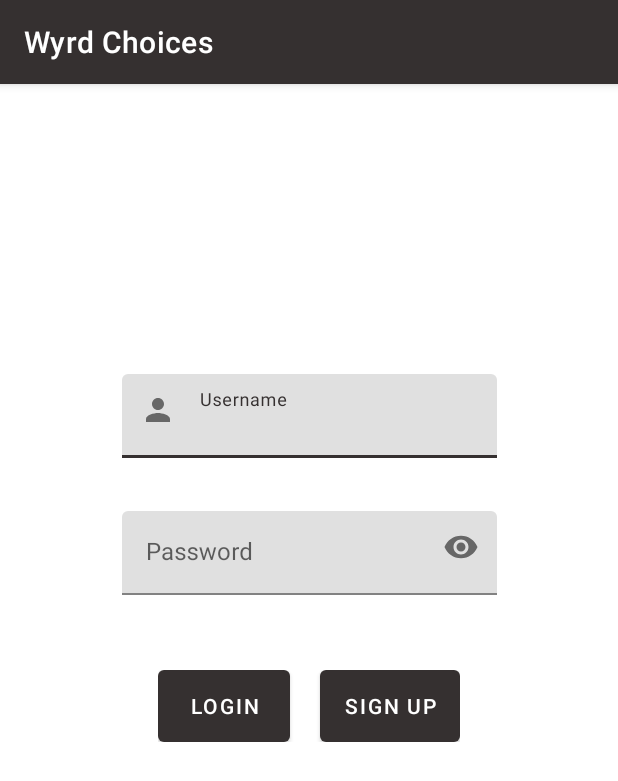
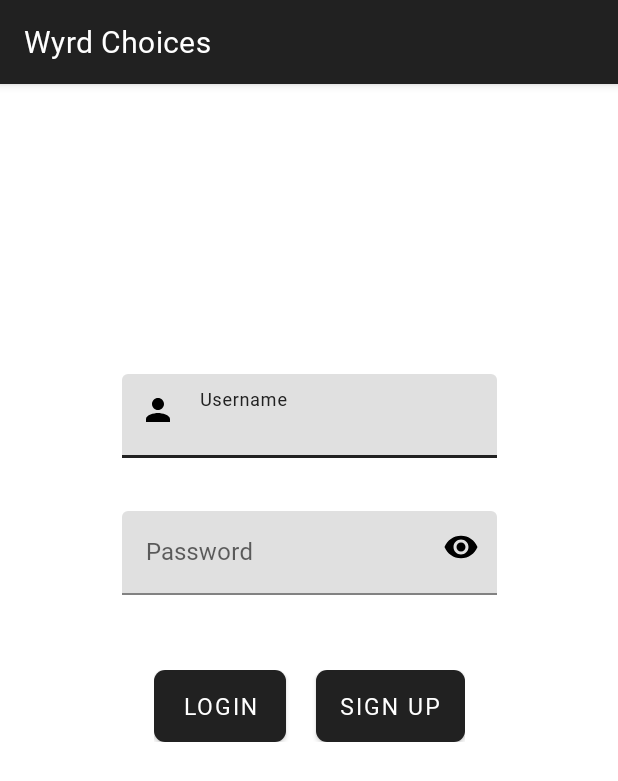
Before and after one commit to MitchelCarreon/app_test, an Android app: the screen it shows after launch (LoginActivity), on a phone screen of 412 x 824 dp. Shown: the top 781 px of the screen. Run offline under Robolectric (Android 15) with nearby library versions, the phone set to English and light mode, and no system bars.

Commit message:
Added test styles for login page/activity/layout.

```diff
--- a/app/src/main/AndroidManifest.xml
+++ b/app/src/main/AndroidManifest.xml
@@ -9,6 +9,7 @@
         android:roundIcon="@mipmap/ic_launcher_round"
         android:supportsRtl="true"
         android:theme="@style/Theme.App_test" >
+        <!-- TODO: update themes of activities here. -->
         <activity
             android:name=".adventures.Sample_adventure"
             android:exported="true" />
@@ -17,7 +18,8 @@
             android:exported="true" />
         <activity
             android:name=".LoginActivity"
-            android:exported="true" >
+            android:exported="true"
+            android:theme="@style/Theme.LoginScreen">
             <intent-filter>
                 <action android:name="android.intent.action.MAIN" />
 
--- a/app/src/main/res/layout/activity_main.xml
+++ b/app/src/main/res/layout/activity_main.xml
@@ -26,7 +26,8 @@
         <TextView
             android:layout_width="wrap_content"
             android:layout_height="wrap_content"
-            android:layout_gravity="center"/>
+            android:layout_gravity="center"
+            />
     </LinearLayout>
 
     <com.google.android.material.textfield.TextInputLayout
@@ -35,6 +36,7 @@
         android:layout_height="wrap_content"
         android:layout_marginTop="@dimen/margin_field"
         android:hint="@string/username_placeholder"
+
         app:endIconMode="clear_text"
         app:layout_constraintLeft_toLeftOf="parent"
         app:layout_constraintRight_toRightOf="parent"
--- a/app/src/main/res/values/themes.xml
+++ b/app/src/main/res/values/themes.xml
@@ -15,5 +15,30 @@
     </style>
 
 
+    <!-- TODO: customize Login Screen theme -->
+    <style name="Theme.LoginScreen" parent="Theme.MaterialComponents.DayNight.DarkActionBar">
+        <item name="colorPrimary">#212121
+        </item> <!-- TODO: Extract hardcoded values as color resource -->
+        <item name="colorSecondary">#424242</item>
+        <item name="colorOnPrimary">#ffffff</item>
+        <item name="colorOnSecondary">#ffffff</item>
+        <item name="fontFamily">@font/mplus_one</item>
+        <item name="textInputStyle">@style/LoginfieldStyle</item>
+        <item name="materialButtonStyle">@style/loginBtnStyle</item>
+    </style>
+
+    <!-- Styles for Login -->
+    <style name="loginBtnStyle" parent="Widget.MaterialComponents.Button">
+        <item name="cornerRadius">7dp</item>
+        <item name="android:textSize">15sp</item>
+    </style>
+
+    <style name="LoginfieldStyle" parent="Widget.MaterialComponents.TextInputLayout.FilledBox">
+        <item name="startIconTint">#000000</item>
+        <item name="endIconTint">#000000</item>
+    </style>
+
+
+
 
 </resources>
```
